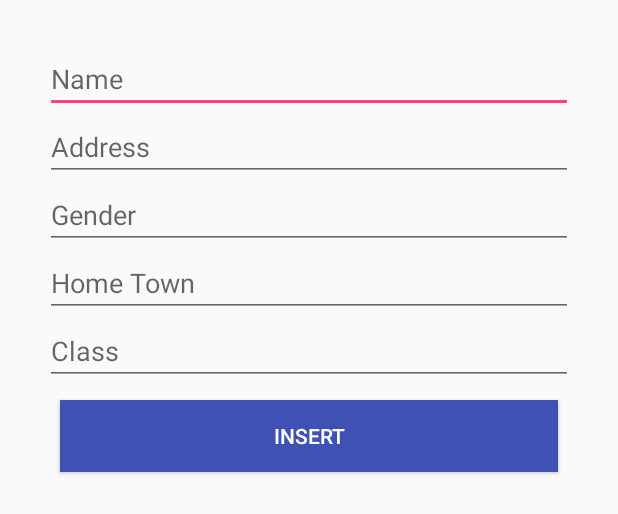
After one commit to slamet33/DataSiswa, an Android app: the layout inputdata.xml on its own in the app's theme, with its tools: preview values and no code run, on a phone screen of 412 x 824 dp. The commit adds this screen. Shown: the top 514 px of the screen. Run offline under Robolectric (Android 15) with nearby library versions, the phone set to English and light mode, and no system bars.

Commit message:
InsertData - Almost

```diff
--- a/app/build.gradle
+++ b/app/build.gradle
@@ -19,7 +19,7 @@ android {
 }
 
 dependencies {
-    implementation fileTree(dir: 'libs', include: ['*.jar'])
+    implementation fileTree(include: ['*.jar'], dir: 'libs')
     implementation 'com.android.support:appcompat-v7:26.1.0'
     implementation 'com.android.support:recyclerview-v7:26.1.0'
     implementation 'com.android.support.constraint:constraint-layout:1.0.2'
@@ -29,4 +29,5 @@ dependencies {
     compile 'com.squareup.retrofit2:retrofit:2.4.0'
     compile 'com.squareup.retrofit2:converter-gson:2.4.0'
     implementation 'com.android.support:cardview-v7:26.1.0'
+    implementation 'com.android.support:design:26.1.0'
 }
--- a/app/src/main/java/id/idn/datasiswa/ApiRetrofit/InstanceRetrofit.java
+++ b/app/src/main/java/id/idn/datasiswa/ApiRetrofit/InstanceRetrofit.java
@@ -8,7 +8,7 @@ import retrofit2.converter.gson.GsonConverterFactory;
  */
 
 public class InstanceRetrofit {
-    public static final String WebUrl = "http://192.168.70.17/phpcrud/";
+    public static final String WebUrl = "http://192.168.10.24/phpcrud/";
 
     public static Retrofit setInit() {
         return new Retrofit.Builder()
--- /dev/null
+++ b/app/src/main/res/layout/inputdata.xml
@@ -0,0 +1,47 @@
+<?xml version="1.0" encoding="utf-8"?>
+<LinearLayout xmlns:android="http://schemas.android.com/apk/res/android"
+    android:layout_width="match_parent"
+    android:layout_height="match_parent"
+    android:layout_margin="30dp"
+    android:orientation="vertical">
+
+    <EditText
+        android:id="@+id/edtName"
+        android:layout_width="match_parent"
+        android:layout_height="wrap_content"
+        android:hint="Name" />
+
+    <EditText
+        android:id="@+id/edtAddress"
+        android:layout_width="match_parent"
+        android:layout_height="wrap_content"
+        android:hint="Address" />
+
+    <EditText
+        android:id="@+id/edtSex"
+        android:layout_width="match_parent"
+        android:layout_height="wrap_content"
+        android:hint="Gender" />
+
+    <EditText
+        android:id="@+id/edtHomeTown"
+        android:layout_width="match_parent"
+        android:layout_height="wrap_content"
+        android:hint="Home Town" />
+
+    <EditText
+        android:id="@+id/edtClass"
+        android:layout_width="match_parent"
+        android:layout_height="wrap_content"
+        android:hint="Class" />
+
+    <Button
+        android:id="@+id/btnInsert"
+        android:layout_width="match_parent"
+        android:layout_height="wrap_content"
+        android:layout_margin="10dp"
+        android:background="@color/colorPrimary"
+        android:text="Insert"
+        android:textColor="@android:color/white" />
+
+</LinearLayout>
```
Also changed, not shown: app/src/main/java/id/idn/datasiswa/MainActivity.java (+20 -0 lines), app/src/main/res/drawable/ic_input.xml (added, +9 -0 lines), app/src/main/res/layout/activity_main.xml (+11 -2 lines).
